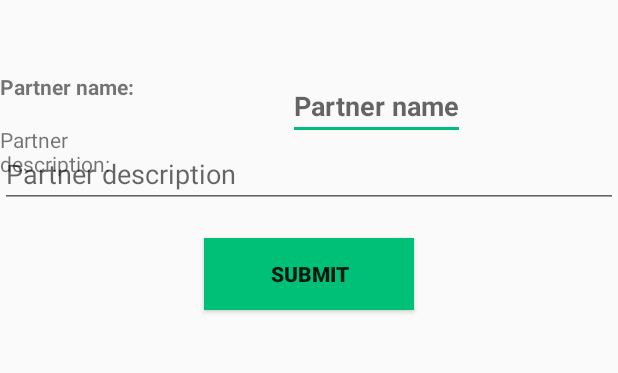
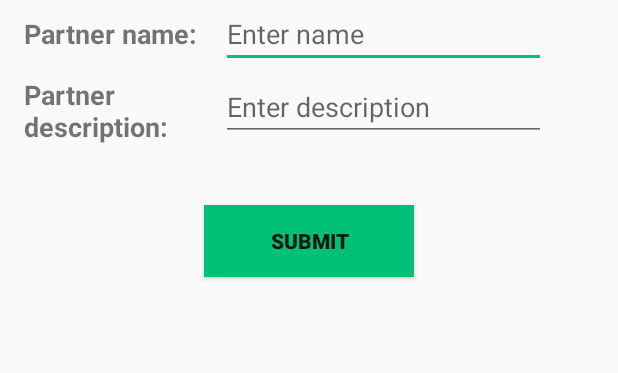
Before and after one commit to burakkara/anothersample, an Android app: the screen it shows after launch (MainActivity), tab 2 chosen, on a phone screen of 412 x 824 dp, the part 286-659 px from its top. Run offline under Robolectric (Android 15) with nearby library versions, the phone set to English and light mode, and no system bars; our stand-ins replace Dagger/Hilt's generated code, RxJava, data binding; network calls fail.

Commit message:
Improve ui

```diff
--- a/app/src/main/res/layout/fragment_add_partner.xml
+++ b/app/src/main/res/layout/fragment_add_partner.xml
@@ -7,7 +7,7 @@
         android:id="@+id/constraintLayout"
         android:layout_width="match_parent"
         android:layout_height="match_parent"
-        tools:context=".partners.PartnersFragment">
+        tools:context=".addpartner.AddPartnerFragment">
 
         <TextView
             android:id="@+id/info"
@@ -27,53 +27,59 @@
             android:id="@+id/name"
             android:layout_width="wrap_content"
             android:layout_height="wrap_content"
-            android:layout_marginTop="@dimen/activity_vertical_marginXX"
-            android:layout_marginBottom="@dimen/activity_vertical_margin"
+            android:paddingStart="@dimen/activity_horizontal_margin"
             android:text="@string/partner_name"
+            android:textSize="18sp"
             android:textStyle="bold"
-            app:layout_constraintLeft_toLeftOf="parent"
+            app:layout_constraintBaseline_toBaselineOf="@+id/nameEditText"
+            app:layout_constraintRight_toLeftOf="@+id/nameEditText"
             app:layout_constraintStart_toStartOf="parent"
-            app:layout_constraintRight_toLeftOf="@+id/nameEditText"
             app:layout_constraintTop_toBottomOf="@+id/info" />
 
         <EditText
             android:id="@+id/nameEditText"
-            android:layout_width="wrap_content"
+            android:layout_width="0dp"
             android:layout_height="wrap_content"
-            android:layout_marginTop="@dimen/activity_vertical_marginXX"
+            android:layout_marginLeft="@dimen/activity_horizontal_margin"
+            android:layout_marginRight="@dimen/activity_horizontal_marginXX"
             android:hint="@string/partner_name_hint"
             android:imeOptions="actionNext|flagNoEnterAction"
             android:inputType="text|textAutoCorrect|textCapSentences"
             android:maxLines="1"
-            android:textStyle="bold"
-            app:layout_constraintLeft_toRightOf="@+id/name"
-            app:layout_constraintRight_toRightOf="parent"
+            app:layout_constraintEnd_toEndOf="parent"
+            app:layout_constraintStart_toEndOf="@+id/name"
             app:layout_constraintTop_toBottomOf="@+id/info" />
 
         <TextView
             android:id="@+id/description"
-            android:layout_width="80dp"
+            android:layout_width="wrap_content"
             android:layout_height="wrap_content"
-            android:layout_marginStart="@dimen/activity_horizontal_margin"
             android:layout_marginTop="@dimen/activity_vertical_margin"
             android:layout_marginEnd="@dimen/activity_horizontal_margin"
             android:layout_marginBottom="@dimen/activity_vertical_margin"
+            android:paddingStart="@dimen/activity_horizontal_margin"
             android:text="@string/partner_description"
+            android:textSize="18sp"
+            android:textStyle="bold"
             app:layout_constraintRight_toLeftOf="@+id/descriptionEditText"
+            app:layout_constraintStart_toStartOf="@+id/name"
             app:layout_constraintTop_toBottomOf="@+id/name"
             tools:layout_constraintLeft_creator="1"
             tools:layout_constraintTop_creator="1" />
 
         <EditText
             android:id="@+id/descriptionEditText"
-            android:layout_width="match_parent"
+            android:layout_width="0dp"
             android:layout_height="wrap_content"
+            android:layout_marginRight="@dimen/activity_horizontal_marginXX"
             android:hint="@string/partner_description_hint"
             android:imeOptions="actionNext|flagNoEnterAction"
             android:inputType="text|textAutoCorrect|textCapSentences"
             android:maxLines="1"
+            app:layout_constraintBottom_toBottomOf="@+id/description"
+            app:layout_constraintEnd_toEndOf="parent"
             app:layout_constraintLeft_toRightOf="@+id/description"
-            app:layout_constraintRight_toRightOf="parent"
+            app:layout_constraintStart_toStartOf="@+id/nameEditText"
             app:layout_constraintTop_toBottomOf="@+id/nameEditText" />
 
         <Button
--- a/app/src/main/res/values/strings.xml
+++ b/app/src/main/res/values/strings.xml
@@ -6,9 +6,9 @@
     <string name="error_message">Partners failed to load</string>
     <string name="add_partner_info">To add a Verimi partner, please fill the form and click submit button.</string>
     <string name="partner_name">Partner name: </string>
-    <string name="partner_description">Partner description: </string>
-    <string name="partner_name_hint">Partner name</string>
-    <string name="partner_description_hint">Partner description</string>
+    <string name="partner_description">Partner \ndescription: </string>
+    <string name="partner_name_hint">Enter name</string>
+    <string name="partner_description_hint">Enter description</string>
     <string name="submit">SUBMIT</string>
     <string name="add_partner_success_message">Partner is successfully created.</string>
     <string name="add_partner_failure_message">Partner creation has failed.</string>
```
